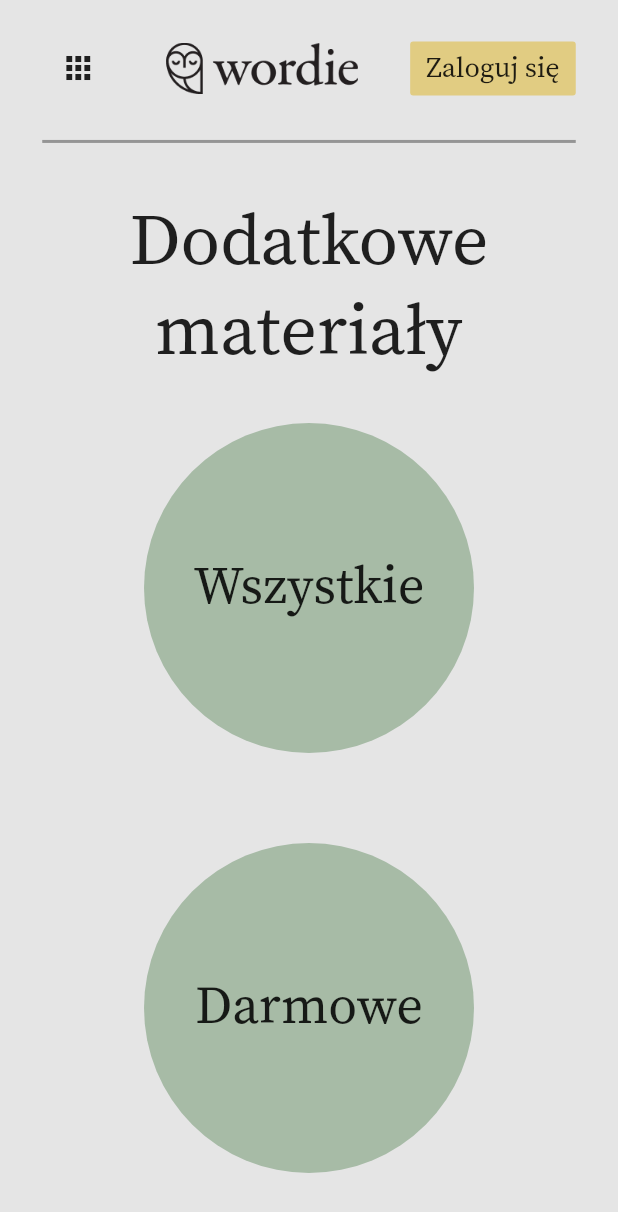
After one commit to McTonderski/Wordie, a Flutter app: the LoginPage screen opened by its route, on a phone screen of 412 x 824 dp. The commit adds this screen. Shown: the top 1212 px of the screen. Run offline on Flutter 3.47's test engine with Material 2 defaults, Android fonts, the phone set to English and light mode, and no system bars; missing offline and left inert: dart:html.

Commit message:
added login page and updated login button

```diff
--- a/lib/main.dart
+++ b/lib/main.dart
@@ -3,6 +3,7 @@ import 'package:wordie/views/Contact_Page.dart';
 import 'package:wordie/views/additional_content.dart';
 import 'package:wordie/views/all_addon.dart';
 import 'package:wordie/widgets/drawer_widget.dart';
+import 'package:wordie/views/login_page.dart';
 import 'package:wordie/widgets/nav_bar.dart';
 import 'package:wordie/views/about_me_view.dart';
 
@@ -21,6 +22,7 @@ class MyApp extends StatelessWidget {
       debugShowCheckedModeBanner: false,
       initialRoute: AboutMeView.routeName,
       routes: {
+        LoginPage.routeName: (context) => LoginPage(),
         ContactPage.routeName: (context) => ContactPage(),
         AboutMeView.routeName: (context) => AboutMeView(),
         AllAddonPage.routeName: (context) => AllAddonPage(),
--- /dev/null
+++ b/lib/views/login_page.dart
@@ -0,0 +1,105 @@
+import 'package:flutter/material.dart';
+import 'package:wordie/design/design.dart';
+import 'package:wordie/views/all_addon.dart';
+import 'package:wordie/widgets/nav_bar.dart';
+
+import '../widgets/drawer_widget.dart';
+import '../widgets/nav_bar.dart';
+
+class LoginPage extends StatefulWidget {
+  static const routeName = '/Login';
+  LoginPage();
+
+  @override
+  _LoginPageState createState() => new _LoginPageState();
+}
+
+class _LoginPageState extends State<LoginPage> {
+  Widget addon(textIn, [nextPage]) {
+    return Padding(
+        padding: EdgeInsets.symmetric(horizontal: 30, vertical: 30),
+        child: ClipOval(
+          child: Container(
+            width: 220,
+            height: 220,
+            color: Color.fromARGB(110, 85, 131, 84),
+            //decoation
+            child: FlatButton(
+              child: Text(
+                textIn,
+                style: TextStyle(
+                  fontSize: 35,
+                  fontFamily: 'SourceSerifPro',
+                ),
+              ),
+              onPressed: () {
+                if (nextPage != '') {
+                  Navigator.pushReplacementNamed(context,nextPage
+                      );
+                }
+              },
+            ),
+          ),
+        ));
+  }
+
+  Widget build(BuildContext context) {
+    return Scaffold(
+      drawerScrimColor: Colors.transparent,
+      appBar: NavBarWordie(),
+      backgroundColor: primaryBackgroundColor,
+      drawer: DrawerItemList(),
+      body: Center(
+        child: SingleChildScrollView(
+          scrollDirection: Axis.vertical,
+          child: Column(
+            mainAxisAlignment: MainAxisAlignment.spaceEvenly,
+            children: <Widget>[
+              Text(
+                "Dodatkowe materiały",
+                textAlign: TextAlign.center,
+                style: TextStyle(
+                  fontSize: 48,
+                  fontFamily: 'SourceSerifPro',
+                ),
+              ),
+              Center(child: LayoutBuilder(builder: (context, constraints) {
+                if (constraints.maxWidth > 600) {
+                  return SingleChildScrollView(
+                      scrollDirection: Axis.horizontal,
+                      child: ClipRect(
+                          child: Container(
+                              width: constraints.maxWidth,
+                              child: Row(
+                                  mainAxisAlignment:
+                                      MainAxisAlignment.spaceEvenly,
+                                  children: <Widget>[
+                                    addon('Wszystkie', AllAddonPage.routeName),
+                                    addon('Darmowe')
+                                  ]))));
+                } else {
+                  return SingleChildScrollView(
+                      scrollDirection: Axis.vertical,
+                      child: Column(
+                          mainAxisAlignment: MainAxisAlignment.start,
+                          children: <Widget>[
+                            addon('Wszystkie', AllAddonPage.routeName),
+                            addon('Darmowe', () {})
+                          ]));
+                }
+              })
+                  // child: Row(
+                  //   mainAxisAlignment: MainAxisAlignment.spaceEvenly,
+                  //   children: <Widget>[
+
+                  //     addon('Wszystkie'),
+                  //     addon('Darmowe')
+                  //   ],
+                  // ),
+                  )
+            ],
+          ),
+        ),
+      ));
+  }
+}
--- a/lib/widgets/login_button.dart
+++ b/lib/widgets/login_button.dart
@@ -2,7 +2,7 @@ import 'dart:html';
 import 'dart:math';
 
 import 'package:flutter/material.dart';
-
+import 'package:wordie/views/login_page.dart';
 import 'package:wordie/design/design.dart';
 
 class LoginButton extends StatefulWidget {
@@ -18,16 +18,21 @@ class _LoginButtonState extends State<LoginButton> {
   @override
   Widget build(BuildContext context) {
     return FlatButton(
-      onPressed: () {},
-      color: navBarLogInColor,
-      padding: EdgeInsets.fromLTRB(40*widget.width_ratio, 3*widget.height_ratio, 40*widget.width_ratio, 2*widget.height_ratio),
-      child: Text(
-        'Zaloguj się',
-        style: TextStyle(
-          fontFamily: primaryFont,
-          fontSize: 18*sqrt(widget.height_ratio)
-        )
-      )
-    );
+        onPressed: () {
+          Navigator.pushReplacementNamed(
+            context,
+            LoginPage.routeName,
+          );
+        },
+        color: navBarLogInColor,
+        padding: EdgeInsets.fromLTRB(
+            40 * widget.width_ratio,
+            3 * widget.height_ratio,
+            40 * widget.width_ratio,
+            2 * widget.height_ratio),
+        child: Text('Zaloguj się',
+            style: TextStyle(
+                fontFamily: primaryFont,
+                fontSize: 18 * sqrt(widget.height_ratio))));
   }
 }
```
Also changed, not shown: pubspec.lock.
